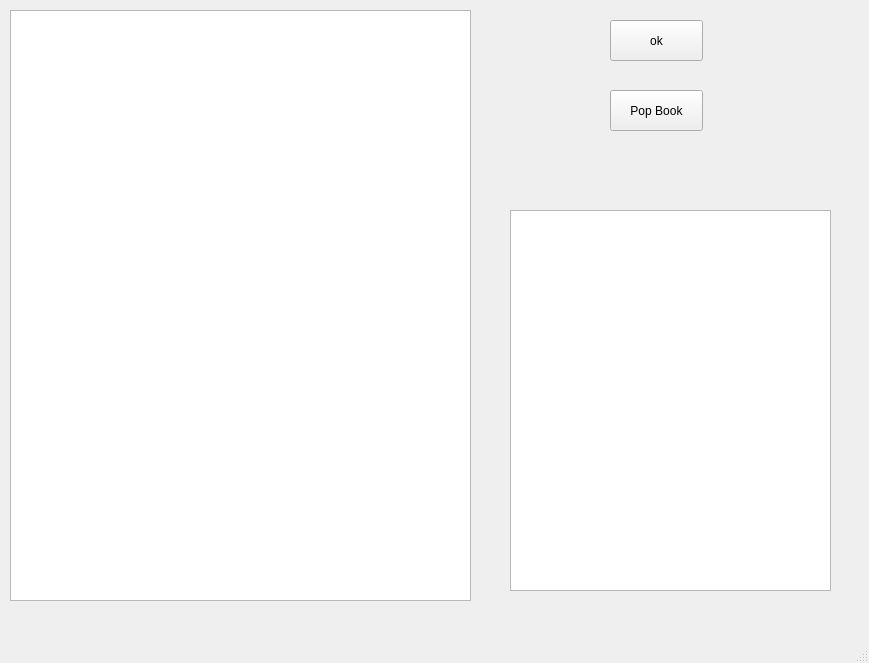
HamidDasht/DS-FirstProject, file store.ui: the form before one commit.
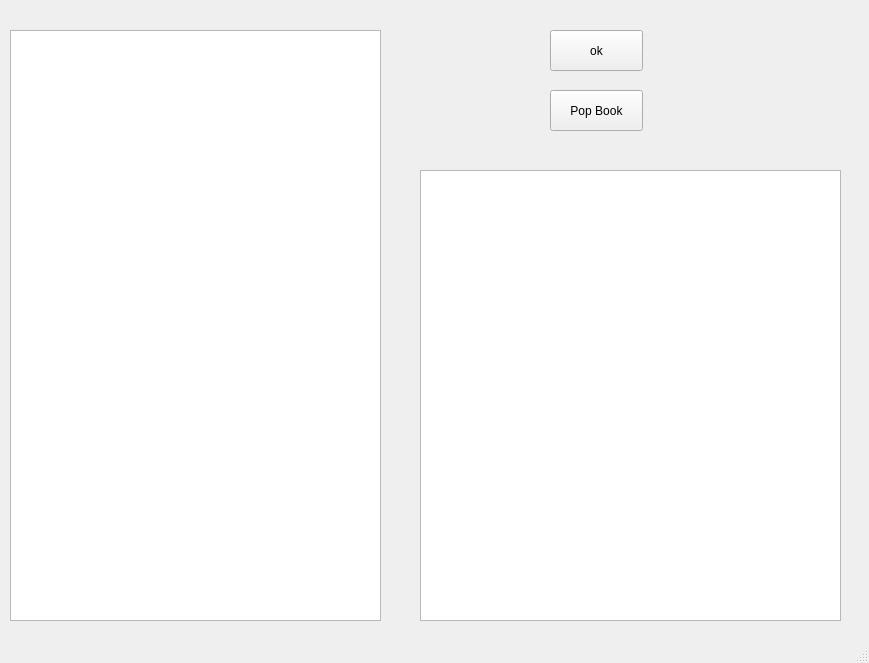
The form after the commit.

Patch:
```diff
--- a/store.ui
+++ b/store.ui
@@ -18,8 +18,8 @@
     <property name="geometry">
      <rect>
       <x>10</x>
-      <y>10</y>
-      <width>461</width>
+      <y>30</y>
+      <width>371</width>
       <height>591</height>
      </rect>
     </property>
@@ -27,8 +27,8 @@
    <widget class="QPushButton" name="end_of_bying">
     <property name="geometry">
      <rect>
-      <x>610</x>
-      <y>20</y>
+      <x>550</x>
+      <y>30</y>
       <width>93</width>
       <height>41</height>
      </rect>
@@ -40,7 +40,7 @@
    <widget class="QPushButton" name="PopBook">
     <property name="geometry">
      <rect>
-      <x>610</x>
+      <x>550</x>
       <y>90</y>
       <width>93</width>
       <height>41</height>
@@ -53,10 +53,10 @@
    <widget class="QListWidget" name="CustomerStack">
     <property name="geometry">
      <rect>
-      <x>510</x>
-      <y>210</y>
-      <width>321</width>
-      <height>381</height>
+      <x>420</x>
+      <y>170</y>
+      <width>421</width>
+      <height>451</height>
      </rect>
     </property>
    </widget>
```
Left out of the diff: 10 changed lines with no effect on the pictures.
